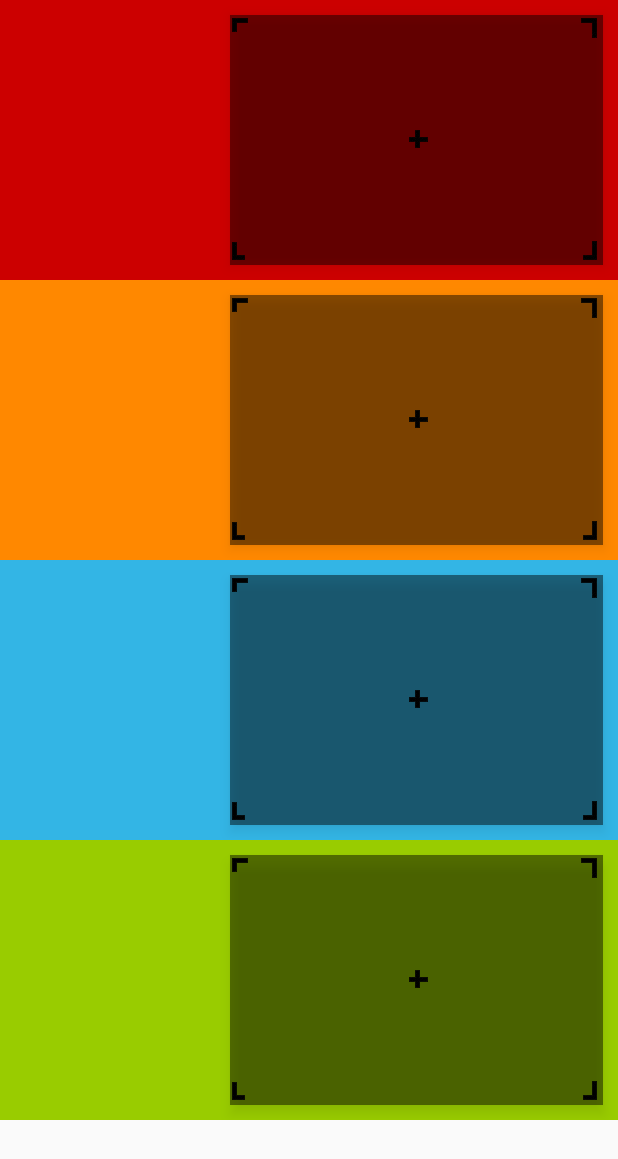
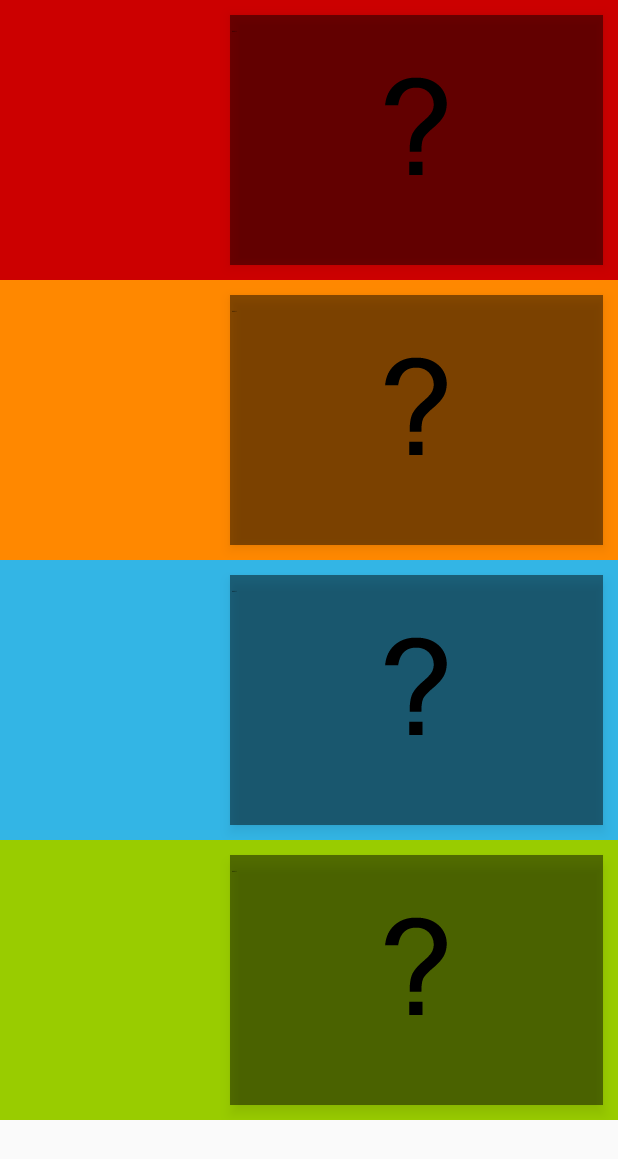
Before and after one commit to MakBeard/geekday_2016, an Android app: the layout activity_tale_read_pick.xml on its own in the app's theme, with its tools: preview values and no code run, on a phone screen of 412 x 824 dp. Shown: the top 1159 px of the screen. Run offline under Robolectric (Android 15) with nearby library versions, the phone set to English and light mode, and no system bars.

Commit message:
add placeholder.

```diff
--- a/app/src/main/res/layout/activity_tale_read_pick.xml
+++ b/app/src/main/res/layout/activity_tale_read_pick.xml
@@ -24,7 +24,7 @@
                     android:layout_width="wrap_content"
                     android:layout_height="wrap_content"
                     android:layout_alignParentRight="true"
-                    android:src="@drawable/zaglushka1"
+                    android:src="@drawable/zaglushka2"
                     android:layout_marginLeft="10dp"
                     android:layout_marginRight="10dp"
                     android:layout_marginTop="10dp"
@@ -54,7 +54,7 @@
                     android:layout_width="wrap_content"
                     android:layout_height="wrap_content"
                     android:layout_alignParentRight="true"
-                    android:src="@drawable/zaglushka1"
+                    android:src="@drawable/zaglushka2"
                     android:layout_marginLeft="10dp"
                     android:layout_marginRight="10dp"
                     android:layout_marginTop="10dp"
@@ -84,7 +84,7 @@
                     android:layout_width="wrap_content"
                     android:layout_height="wrap_content"
                     android:layout_alignParentRight="true"
-                    android:src="@drawable/zaglushka1"
+                    android:src="@drawable/zaglushka2"
                     android:layout_marginLeft="10dp"
                     android:layout_marginRight="10dp"
                     android:layout_marginTop="10dp"
@@ -114,7 +114,7 @@
                     android:layout_width="wrap_content"
                     android:layout_height="wrap_content"
                     android:layout_alignParentRight="true"
-                    android:src="@drawable/zaglushka1"
+                    android:src="@drawable/zaglushka2"
                     android:layout_marginLeft="10dp"
                     android:layout_marginRight="10dp"
                     android:layout_marginTop="10dp"
```
Also changed, not shown: app/src/main/res/drawable-nodpi/zaglushka2.png (added).
